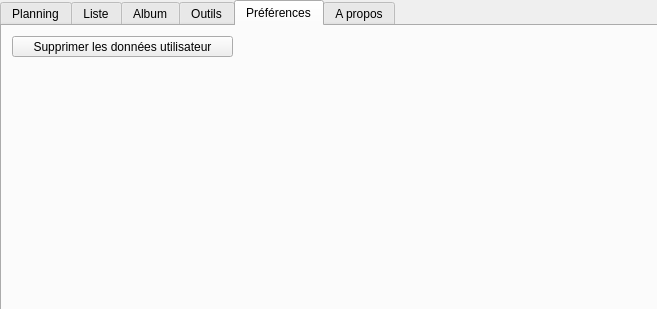
The window that data/gui.ui (seigneurfuo/MyAnimeManager) describes before a commit, drawn with Qt 5.
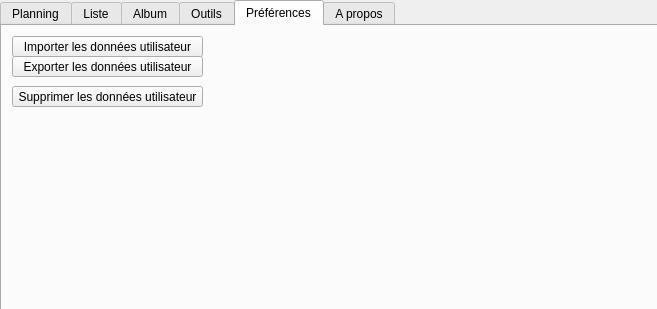
The same window after the commit. The open tabs and pages were chosen to show the change. Icons and pictures are not drawn.

Diff of the .ui file:
```diff
--- a/data/gui.ui
+++ b/data/gui.ui
@@ -1429,8 +1429,8 @@
       <property name="geometry">
        <rect>
         <x>10</x>
-        <y>10</y>
-        <width>221</width>
+        <y>60</y>
+        <width>191</width>
         <height>21</height>
        </rect>
       </property>
@@ -1442,6 +1442,40 @@
         <normaloff>data/icons/edit-clear-2.ico</normaloff>data/icons/edit-clear-2.ico</iconset>
       </property>
      </widget>
+     <widget class="QPushButton" name="pushButton_4">
+      <property name="geometry">
+       <rect>
+        <x>10</x>
+        <y>10</y>
+        <width>191</width>
+        <height>21</height>
+       </rect>
+      </property>
+      <property name="text">
+       <string>Importer les données utilisateur</string>
+      </property>
+      <property name="icon">
+       <iconset>
+        <normaloff>data/icons/document-import-2.ico</normaloff>data/icons/document-import-2.ico</iconset>
+      </property>
+     </widget>
+     <widget class="QPushButton" name="pushButton_5">
+      <property name="geometry">
+       <rect>
+        <x>10</x>
+        <y>30</y>
+        <width>191</width>
+        <height>21</height>
+       </rect>
+      </property>
+      <property name="text">
+       <string>Exporter les données utilisateur</string>
+      </property>
+      <property name="icon">
+       <iconset>
+        <normaloff>data/icons/document-export-4.ico</normaloff>data/icons/document-export-4.ico</iconset>
+      </property>
+     </widget>
     </widget>
     <widget class="QWidget" name="tab">
      <attribute name="icon">
```
